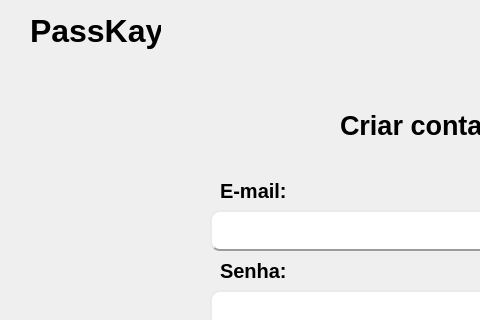
First picture: the form in telas_pyqt/tela_criarConta.ui, repository filipe-mateus/Engenharia-de-Software-II, before the edit; both pictures show x 0 to 480 and y 0 to 320 of the 812 by 623 pixel window.
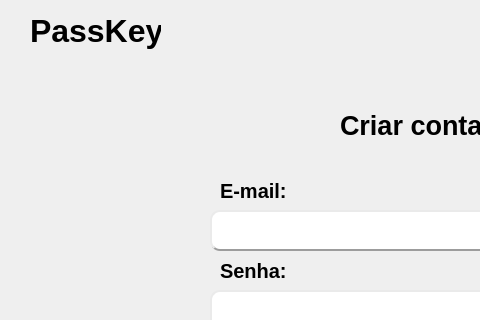
Second picture: the form after the edit.

Commit message:
atualização telas
Concerto do label logo e criar tela menu

Patch:
```diff
--- a/telas_pyqt/tela_criarConta.ui
+++ b/telas_pyqt/tela_criarConta.ui
@@ -59,7 +59,7 @@
      <enum>Qt::LeftToRight</enum>
     </property>
     <property name="text">
-     <string>PassKay</string>
+     <string>PassKey</string>
     </property>
    </widget>
    <widget class="QLineEdit" name="lineEdit_email">
```
Left out of the diff: 6 changed lines with no effect on the pictures. The commit also changes 4 other files.
